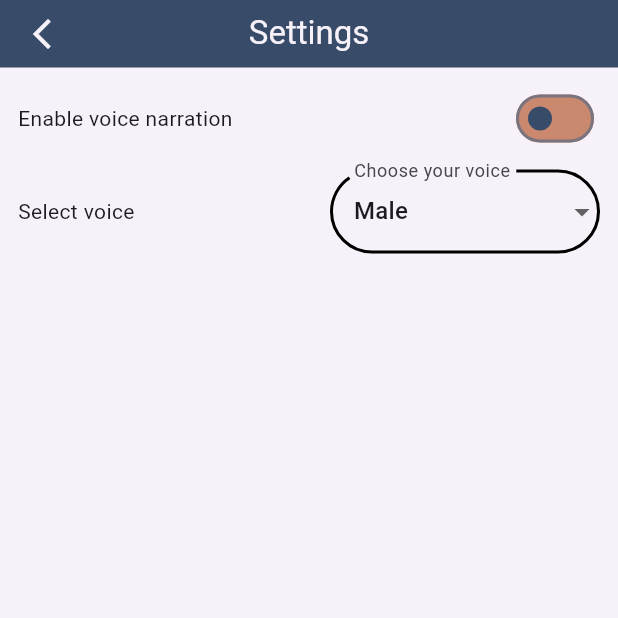
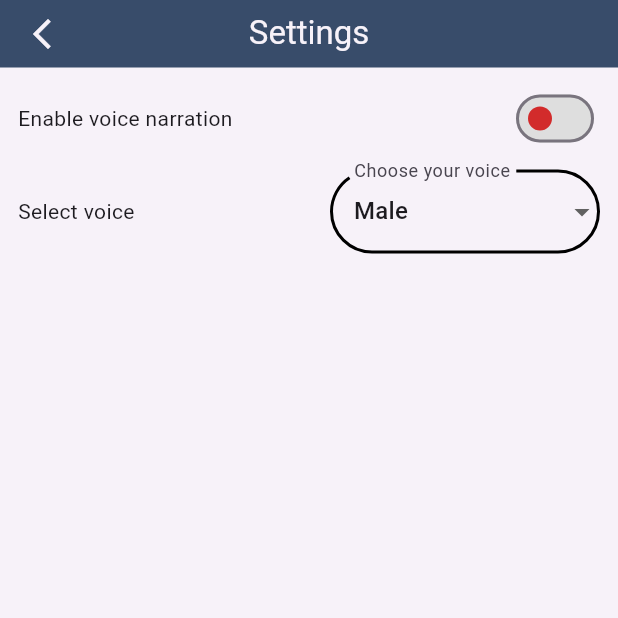
Before and after one commit to mishraaditya595/Gita-App, a Flutter app: the SettingsScreen screen opened by its route, on a phone screen of 412 x 824 dp, the top half of it. Run offline on Flutter 3.47's test engine with Material 2 defaults, Android fonts, the light colour scheme and no system bars; our stand-ins replace device_info_plus, firebase_core, firebase_crashlytics, firebase_messaging, firebase_remote_config, flutter_local_notifications and 10 more; missing offline and left inert: device_information, firebase_performance, in_app_review, loading_progress_indicator; accounts and stored records are empty; generated files the repository leaves out were written again.

Commit message:
optimisations & colour changes

```diff
--- a/lib/services/text-to-speech/text_to_speech_service.dart
+++ b/lib/services/text-to-speech/text_to_speech_service.dart
@@ -8,7 +8,7 @@ class TextToSpeechService {
   TextToSpeechService() {
     flutterTts
       ..setLanguage("en-IN")
-      ..setVoice({ "name": "en-IN-language", "locale": "en-IN" });
+      ..setVoice({ "name": "en-in-x-end-network", "locale": "en-IN" });
   }
 
   setLanguage({required String languageCode}) {
--- a/lib/ui/settings/screen/settings_screen.dart
+++ b/lib/ui/settings/screen/settings_screen.dart
@@ -16,13 +16,9 @@ class SettingsScreen extends StatefulWidget {
 }
 
 class _SettingsScreenState extends State<SettingsScreen> {
-  // bool toggleValue = false;
-  List<String> voiceList = ["Male", "Female"];
-  String dropdownValue = "Male";
 
   @override
   void initState() {
-    // initialiseProviderValues();
     super.initState();
   }
   initialiseProviderValues() async {
@@ -55,10 +51,10 @@ class _SettingsScreenState extends State<SettingsScreen> {
                               children: [
                                 const Text("Enable voice narration"),
                                 Switch(
-                                  activeColor: HexColor(ColourConstants.antiqueBrass),
-                                  activeTrackColor: HexColor(ColourConstants.fiord),
-                                  inactiveThumbColor: HexColor(ColourConstants.fiord),
-                                  inactiveTrackColor: HexColor(ColourConstants.antiqueBrass),
+                                  activeColor: HexColor(ColourConstants.activeGreen),
+                                  activeTrackColor: HexColor(ColourConstants.offWhite),
+                                  inactiveThumbColor: HexColor(ColourConstants.inactiveRed),
+                                  inactiveTrackColor: HexColor(ColourConstants.offWhite),
                                   value: provider.speakerToggleValue, // changes the state of the switch
                                   onChanged: (value) =>
                                       provider.setNarrationToggleValue(value),
@@ -91,7 +87,7 @@ class _SettingsScreenState extends State<SettingsScreen> {
                                     ),
                                     value: provider.voiceValue,
                                     enableFeedback: true,
-                                    items: voiceList
+                                    items: provider.voiceList
                                         .map<DropdownMenuItem<String>>((String value) {
                                       return DropdownMenuItem<String>(
                                         value: value,
@@ -100,7 +96,6 @@ class _SettingsScreenState extends State<SettingsScreen> {
                                         ),
                                       );
                                     }).toList(),
-// Step 5.
                                     onChanged: (String? newValue) {
                                       provider.setVoice(newValue ?? "");
                                     },
--- a/lib/utils/colour_constants.dart
+++ b/lib/utils/colour_constants.dart
@@ -10,6 +10,8 @@ class ColourConstants {
   static String scampi = "#6864B1";
   static String offWhite = "#DEDEDE";
   static String backgroundWhite = "#f7f2f9";
+  static String activeGreen = "#097969";
+  static String inactiveRed = "#D22B2B";
 
   static LinearGradient homePageAppBarGradient = LinearGradient(
       colors: [
```
